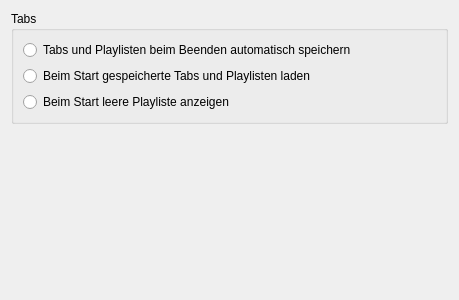
Old version of the form src/Plugins/TabbedPlaylistWidget/TabbedPlaylistSettingsWidget.ui in the repository safri-framework/safri-player.
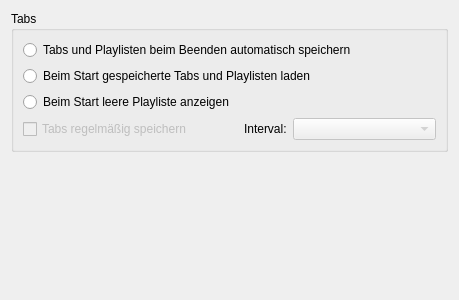
New version of the form.

Commit message: Added settings icons

The edit to the form file:
```diff
--- a/src/Plugins/TabbedPlaylistWidget/TabbedPlaylistSettingsWidget.ui
+++ b/src/Plugins/TabbedPlaylistWidget/TabbedPlaylistSettingsWidget.ui
@@ -44,6 +44,34 @@
         </property>
        </widget>
       </item>
+      <item>
+       <layout class="QHBoxLayout" name="horizontalLayout" stretch="3,0,2">
+        <item>
+         <widget class="QCheckBox" name="checkBox">
+          <property name="enabled">
+           <bool>false</bool>
+          </property>
+          <property name="text">
+           <string>Tabs regelmäßig speichern</string>
+          </property>
+         </widget>
+        </item>
+        <item>
+         <widget class="QLabel" name="label">
+          <property name="text">
+           <string>Interval:</string>
+          </property>
+         </widget>
+        </item>
+        <item>
+         <widget class="QComboBox" name="comboBox">
+          <property name="enabled">
+           <bool>false</bool>
+          </property>
+         </widget>
+        </item>
+       </layout>
+      </item>
      </layout>
     </widget>
    </item>
```
The commit also changes 15 other files.
